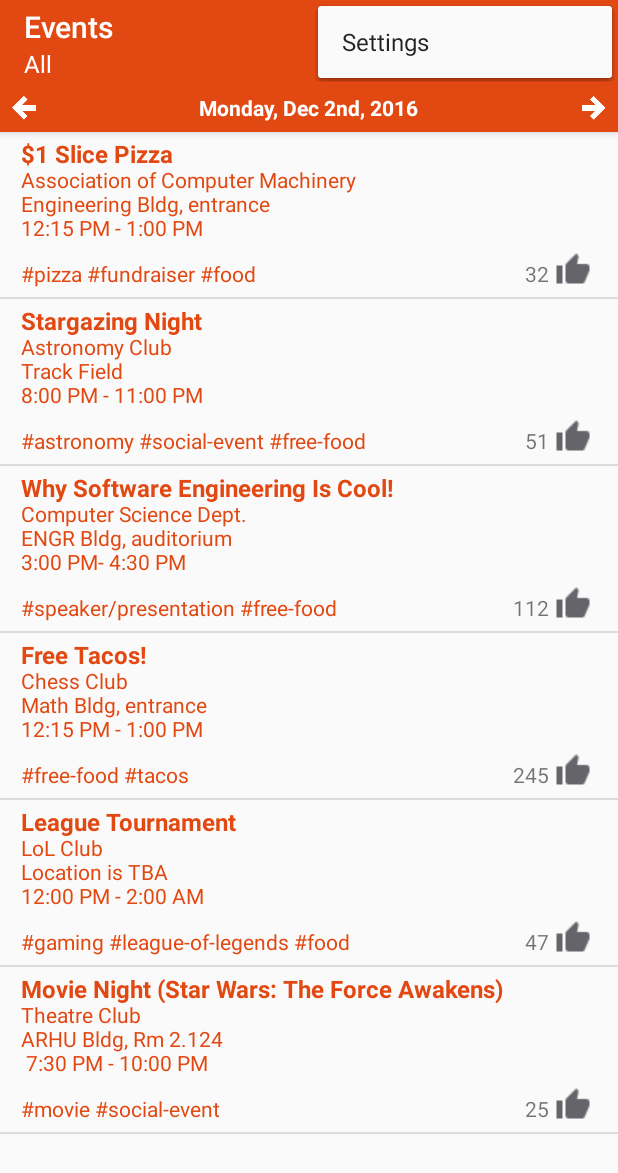
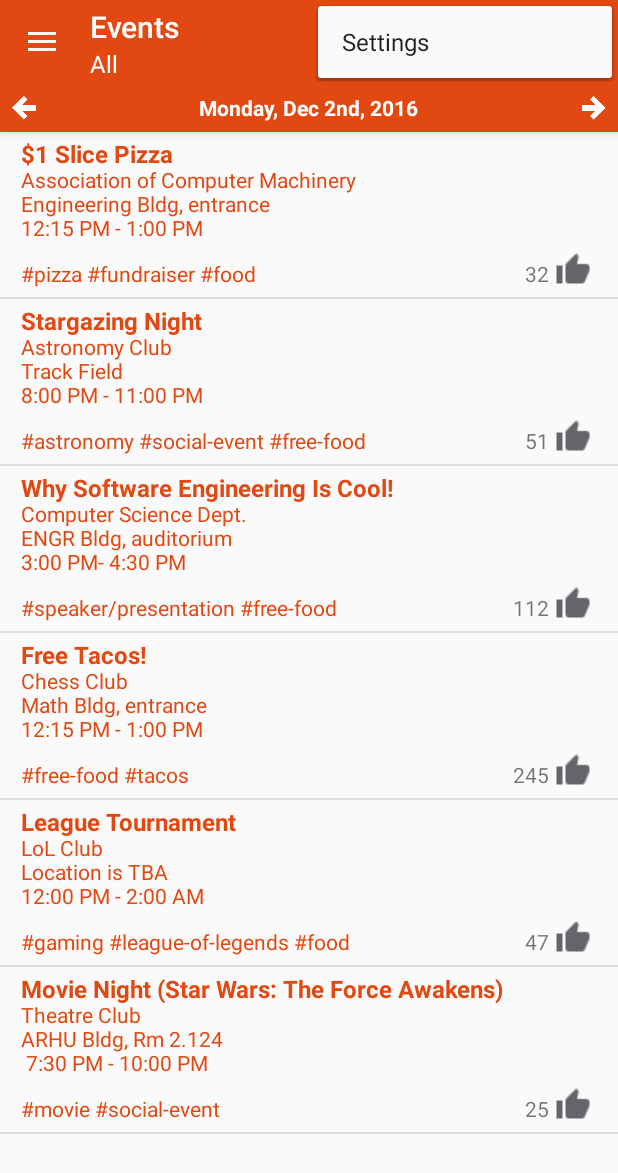
Before and after one commit to davelasquez12/VLife, an Android app: the MainActivity screen opened directly, with no data from a screen before it, with the options menu open, on a phone screen of 412 x 824 dp. Shown: the top 1173 px of the screen. Run offline under Robolectric (Android 15) with nearby library versions, the phone set to English and light mode, and no system bars; our stand-ins replace Picasso.

Commit message:
-Added menu icon (hamburger icon) to MainActivity

```diff
--- a/app/src/main/java/utrgv/vlife/EventsFragment.java
+++ b/app/src/main/java/utrgv/vlife/EventsFragment.java
@@ -1,6 +1,5 @@
 package utrgv.vlife;
 
-import android.graphics.Canvas;
 import android.os.Bundle;
 import android.support.annotation.Nullable;
 import android.support.v4.app.Fragment;
--- a/app/src/main/java/utrgv/vlife/MainActivity.java
+++ b/app/src/main/java/utrgv/vlife/MainActivity.java
@@ -1,17 +1,25 @@
 package utrgv.vlife;
 
 import android.support.v4.view.ViewPager;
+import android.support.v4.widget.DrawerLayout;
+import android.support.v7.app.ActionBarDrawerToggle;
 import android.support.v7.app.AppCompatActivity;
 import android.os.Bundle;
+import android.support.v7.widget.RecyclerView;
 import android.support.v7.widget.Toolbar;
 import android.view.Menu;
 import android.view.MenuInflater;
+import android.view.View;
+import android.widget.ListView;
 
 public class MainActivity extends AppCompatActivity
 {
 	private Toolbar mToolbar;
 	private MainVPAdapter mMainVPAdapter;
 	private ViewPager mViewPager;
+	private DrawerLayout mDrawerLayout;
+	private ActionBarDrawerToggle mDrawerToggle;
+	private ListView mNavDrawerLV;
 	private int mCurrentVPPos = MainVPAdapter.NUM_EVENT_FRAGS/2;
 
 	@Override
@@ -21,8 +29,11 @@ public class MainActivity extends AppCompatActivity
 		setContentView(R.layout.activity_main);
 
 		mToolbar = (Toolbar) findViewById(R.id.main_toolbar);
+		mDrawerLayout = (DrawerLayout) findViewById(R.id.main_drawer_layout);
+		mNavDrawerLV = (ListView) findViewById(R.id.main_nav_drawer_list_view);
 		mViewPager = (ViewPager) findViewById(R.id.main_view_pager);
 		setSupportActionBar(mToolbar);
+		setupNavDrawer();
 		setupViewPager();
 	}
 
@@ -32,6 +43,27 @@ public class MainActivity extends AppCompatActivity
 		MenuInflater menuInflater = getMenuInflater();
 		menuInflater.inflate(R.menu.main_toolbar_menu, menu);
 		return true;
+	}
+
+	private void setupNavDrawer()
+	{
+		mDrawerToggle = new ActionBarDrawerToggle(this, mDrawerLayout, mToolbar, R.string.nav_drawer_opened, R.string.nav_drawer_closed)
+		{
+			@Override
+			public void onDrawerOpened(View drawerView)
+			{
+				super.onDrawerOpened(drawerView);
+			}
+
+			@Override
+			public void onDrawerClosed(View drawerView)
+			{
+				super.onDrawerClosed(drawerView);
+			}
+		};
+
+		mDrawerLayout.addDrawerListener(mDrawerToggle);
+		mDrawerToggle.syncState();
 	}
 
 	private void setupViewPager()
@@ -45,7 +77,6 @@ public class MainActivity extends AppCompatActivity
 			@Override
 			public void onPageScrolled(int position, float positionOffset, int positionOffsetPixels)
 			{
-
 			}
 
 			@Override
@@ -60,6 +91,5 @@ public class MainActivity extends AppCompatActivity
 
 			}
 		});
-
 	}
 }
--- a/app/src/main/res/layout/main_toolbar.xml
+++ b/app/src/main/res/layout/main_toolbar.xml
@@ -11,7 +11,8 @@
     app:subtitle="All"
     app:subtitleTextColor="#ffffff"
     app:titleTextColor="#ffffff"
-    app:theme="@style/menuTheme">
+    app:theme="@style/menuTheme"
+    app:contentInsetStartWithNavigation="0dp">
 
 
 </android.support.v7.widget.Toolbar>
--- a/app/src/main/res/values/strings.xml
+++ b/app/src/main/res/values/strings.xml
@@ -13,4 +13,7 @@
     <string name="permission_rationale">"Contacts permissions are needed for providing email
         completions."
     </string>
+
+    <string name="nav_drawer_opened">Nav drawer opened</string>
+    <string name="nav_drawer_closed">Nav drawer closed</string>
 </resources>
```
